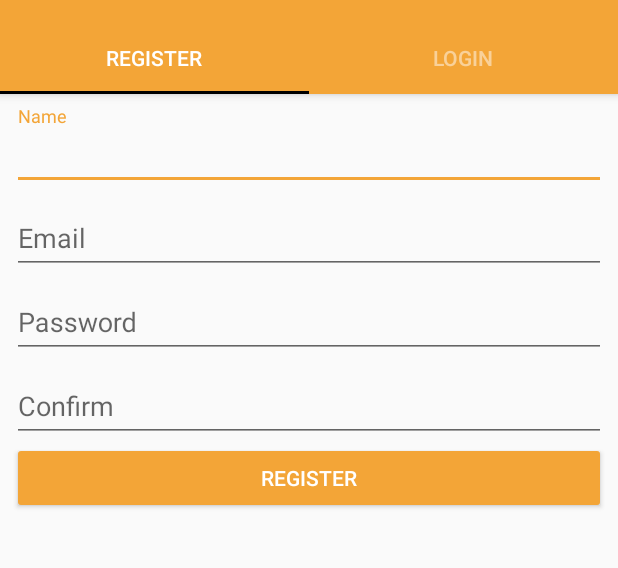
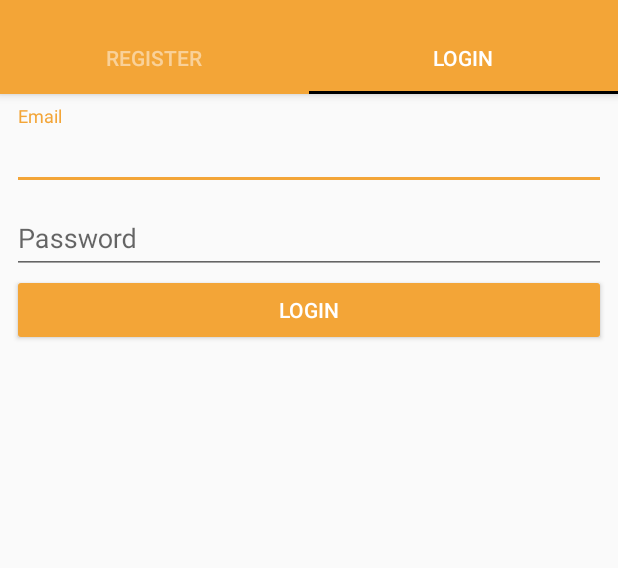
Before and after one commit to jpetitto/ora-chat, an Android app: the screen it shows after launch (AccountAccessActivity), on a phone screen of 412 x 824 dp, the part 62-630 px from its top. Run offline under Robolectric (Android 15) with nearby library versions, the phone set to English and light mode, and no system bars; our stand-ins replace ButterKnife.

Commit message:
Create skeleton for Login screen

```diff
--- a/app/src/main/java/com/johnpetitto/orachat/AccountAccessActivity.java
+++ b/app/src/main/java/com/johnpetitto/orachat/AccountAccessActivity.java
@@ -12,6 +12,9 @@ import butterknife.BindView;
 import butterknife.ButterKnife;
 
 public class AccountAccessActivity extends AppCompatActivity {
+    private static final int REGISTER_POSITION = 0;
+    private static final int LOGIN_POSITION = 1;
+
     @BindView(R.id.account_access_tab_layout) TabLayout tabLayout;
     @BindView(R.id.account_access_view_pager) ViewPager viewPager;
 
@@ -22,13 +25,11 @@ public class AccountAccessActivity extends AppCompatActivity {
         ButterKnife.bind(this);
 
         viewPager.setAdapter(new TabPagerAdapter(getSupportFragmentManager()));
+        viewPager.setCurrentItem(LOGIN_POSITION);
         tabLayout.setupWithViewPager(viewPager);
     }
 
     private class TabPagerAdapter extends FragmentPagerAdapter {
-        static final int REGISTER = 0;
-        static final int LOGIN = 1;
-
         TabPagerAdapter(FragmentManager fm) {
             super(fm);
         }
@@ -36,9 +37,9 @@ public class AccountAccessActivity extends AppCompatActivity {
         @Override
         public Fragment getItem(int position) {
             switch (position) {
-                case REGISTER:
+                case REGISTER_POSITION:
                     return new RegisterFragment();
-                case LOGIN:
+                case LOGIN_POSITION:
                     return new LoginFragment();
             }
             return null;
@@ -52,9 +53,9 @@ public class AccountAccessActivity extends AppCompatActivity {
         @Override
         public CharSequence getPageTitle(int position) {
             switch (position) {
-                case REGISTER:
+                case REGISTER_POSITION:
                     return getString(R.string.register);
-                case LOGIN:
+                case LOGIN_POSITION:
                     return getString(R.string.login);
             }
             return null;
--- a/app/src/main/java/com/johnpetitto/orachat/LoginFragment.java
+++ b/app/src/main/java/com/johnpetitto/orachat/LoginFragment.java
@@ -6,12 +6,30 @@ import android.support.v4.app.Fragment;
 import android.view.LayoutInflater;
 import android.view.View;
 import android.view.ViewGroup;
+import android.widget.Button;
+import android.widget.EditText;
+
+import butterknife.BindView;
+import butterknife.ButterKnife;
+import butterknife.Unbinder;
 
 public class LoginFragment extends Fragment {
+    @BindView(R.id.login_email) EditText email;
+    @BindView(R.id.login_password) EditText password;
+    @BindView(R.id.login_button) Button button;
+    private Unbinder unbinder;
+
     @Nullable
     @Override
     public View onCreateView(LayoutInflater inflater, @Nullable ViewGroup container, @Nullable Bundle savedInstanceState) {
         View rootView = inflater.inflate(R.layout.fragment_login, container, false);
+        unbinder = ButterKnife.bind(this, rootView);
         return rootView;
     }
+
+    @Override
+    public void onDestroyView() {
+        super.onDestroyView();
+        unbinder.unbind();
+    }
 }
--- a/app/src/main/res/layout/fragment_login.xml
+++ b/app/src/main/res/layout/fragment_login.xml
@@ -4,9 +4,37 @@
               android:layout_height="match_parent"
               android:orientation="vertical">
 
-    <TextView
-        android:layout_width="wrap_content"
+    <android.support.design.widget.TextInputLayout
+        android:layout_width="match_parent"
+        android:layout_height="wrap_content">
+
+        <EditText
+            android:id="@+id/login_email"
+            android:layout_width="match_parent"
+            android:layout_height="wrap_content"
+            android:hint="@string/email_hint"
+            android:inputType="textEmailAddress" />
+
+    </android.support.design.widget.TextInputLayout>
+
+    <android.support.design.widget.TextInputLayout
+        android:layout_width="match_parent"
+        android:layout_height="wrap_content">
+
+        <EditText
+            android:id="@+id/login_password"
+            android:layout_width="match_parent"
+            android:layout_height="wrap_content"
+            android:hint="@string/password_hint"
+            android:inputType="textPassword" />
+
+    </android.support.design.widget.TextInputLayout>
+
+    <Button
+        android:id="@+id/login_button"
+        android:layout_width="match_parent"
         android:layout_height="wrap_content"
-        android:text="@string/login" />
+        android:text="@string/login"
+        android:textColor="@android:color/white" />
 
 </LinearLayout>
--- a/app/src/main/res/layout/fragment_register.xml
+++ b/app/src/main/res/layout/fragment_register.xml
@@ -12,7 +12,7 @@
             android:id="@+id/register_name"
             android:layout_width="match_parent"
             android:layout_height="wrap_content"
-            android:hint="@string/register_name_hint"
+            android:hint="@string/name_hint"
             android:inputType="textPersonName" />
 
     </android.support.design.widget.TextInputLayout>
@@ -25,7 +25,7 @@
             android:id="@+id/register_email"
             android:layout_width="match_parent"
             android:layout_height="wrap_content"
-            android:hint="@string/register_email_hint"
+            android:hint="@string/email_hint"
             android:inputType="textEmailAddress" />
 
     </android.support.design.widget.TextInputLayout>
@@ -38,7 +38,7 @@
             android:id="@+id/register_password"
             android:layout_width="match_parent"
             android:layout_height="wrap_content"
-            android:hint="@string/register_password_hint"
+            android:hint="@string/password_hint"
             android:inputType="textPassword" />
 
     </android.support.design.widget.TextInputLayout>
@@ -51,7 +51,7 @@
             android:id="@+id/register_confirm"
             android:layout_width="match_parent"
             android:layout_height="wrap_content"
-            android:hint="@string/register_confirm_hint"
+            android:hint="@string/confirm_hint"
             android:inputType="textPassword" />
 
     </android.support.design.widget.TextInputLayout>
--- a/app/src/main/res/values/strings.xml
+++ b/app/src/main/res/values/strings.xml
@@ -3,8 +3,8 @@
     <string name="register">Register</string>
     <string name="login">Login</string>
 
-    <string name="register_name_hint">Name</string>
-    <string name="register_email_hint">Email</string>
-    <string name="register_password_hint">Password</string>
-    <string name="register_confirm_hint">Confirm</string>
+    <string name="name_hint">Name</string>
+    <string name="email_hint">Email</string>
+    <string name="password_hint">Password</string>
+    <string name="confirm_hint">Confirm</string>
 </resources>
```
